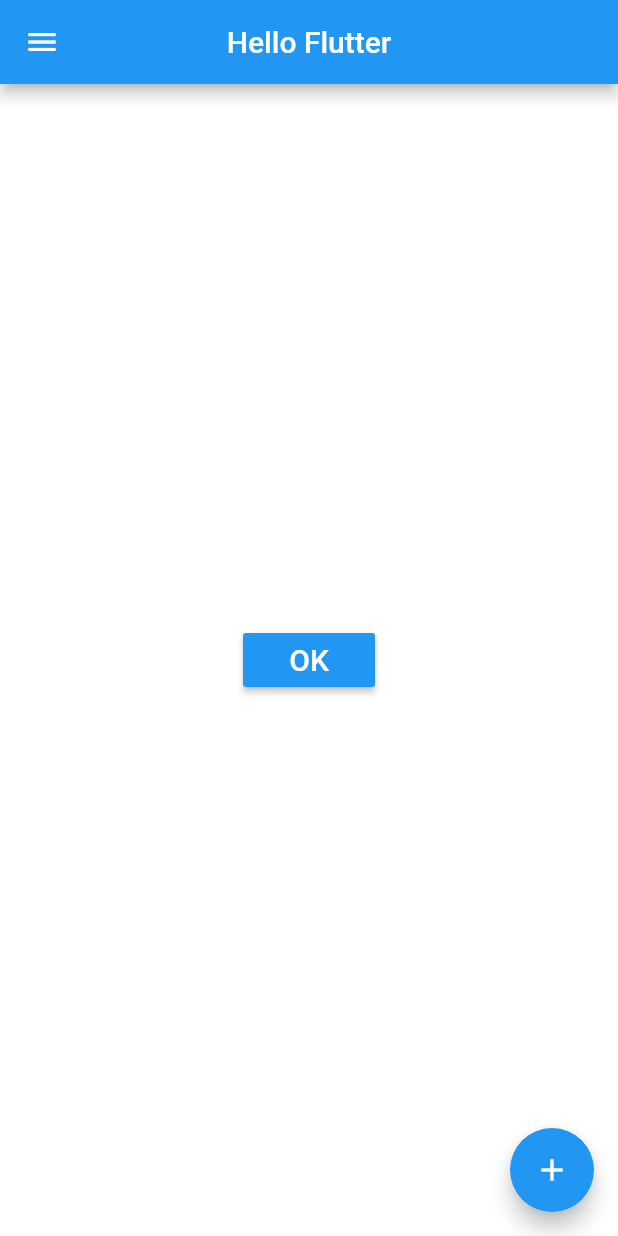
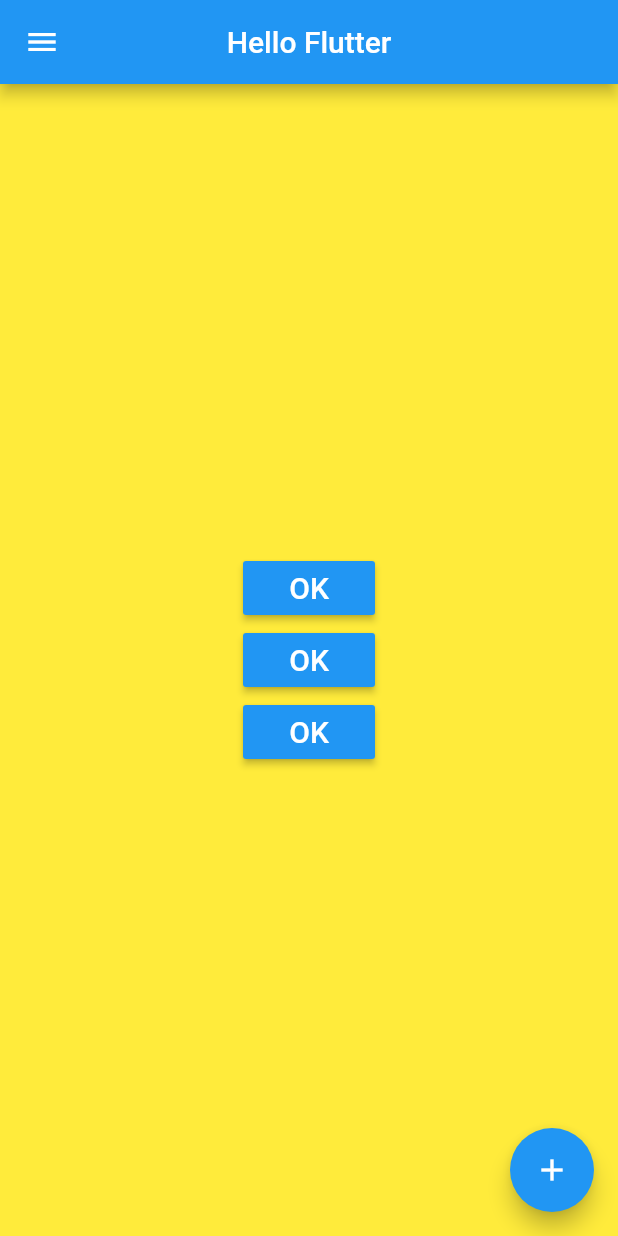
Before and after one commit to raphacm/flutter_essentials_widgets, a Flutter app: the screen it shows after launch, on a phone screen of 412 x 824 dp. Run offline on Flutter 3.47's test engine with Material 2 defaults, Android fonts, the phone set to English and light mode, and no system bars.

Commit message:
learning Column/Row widget

```diff
--- a/lib/pages/home_page.dart
+++ b/lib/pages/home_page.dart
@@ -23,9 +23,19 @@ class Home extends StatelessWidget {
 
   _body() {
     return Container(
-      color: Colors.white,
-      child: Center(
-        child: _button(),
+      height: double.infinity,
+      width: double.infinity,
+      color: Colors.yellow,
+      child: Column(
+        //or Row
+        mainAxisSize: MainAxisSize.max,
+        mainAxisAlignment: MainAxisAlignment.center,
+        crossAxisAlignment: CrossAxisAlignment.center,
+        children: [
+          _button(),
+          _button(),
+          _button(),
+        ],
       ),
     );
   }
```
